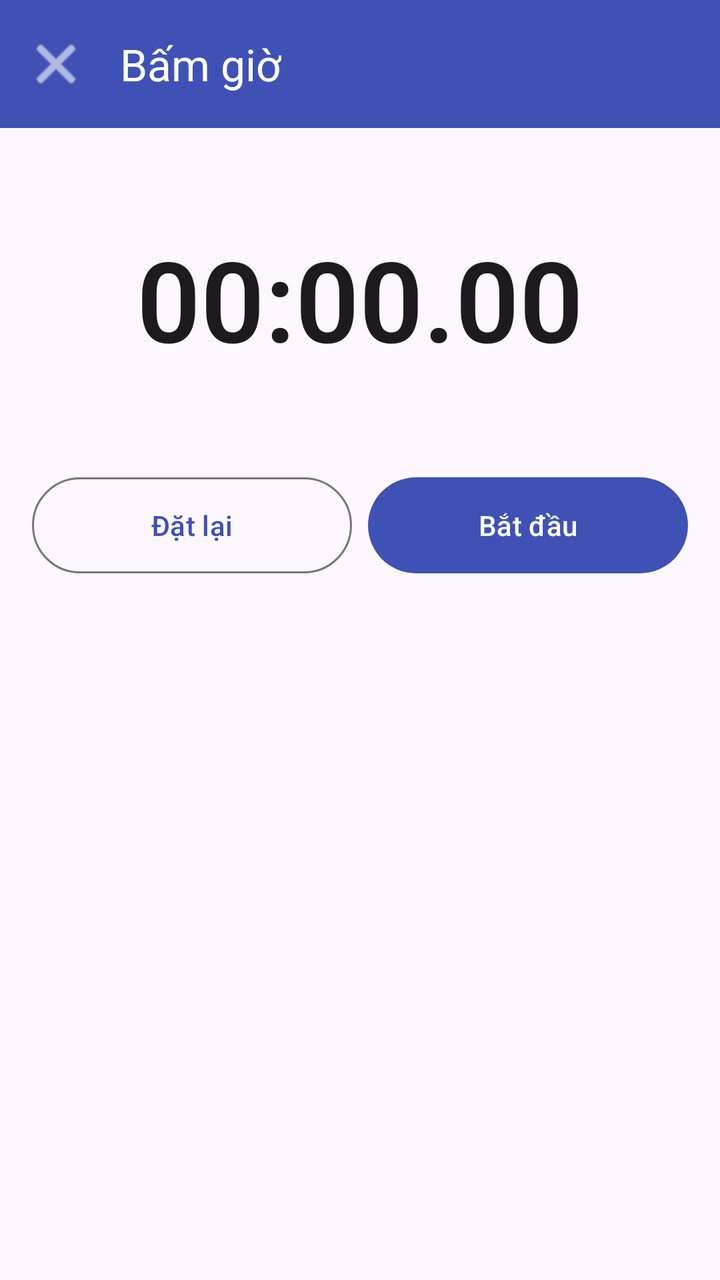
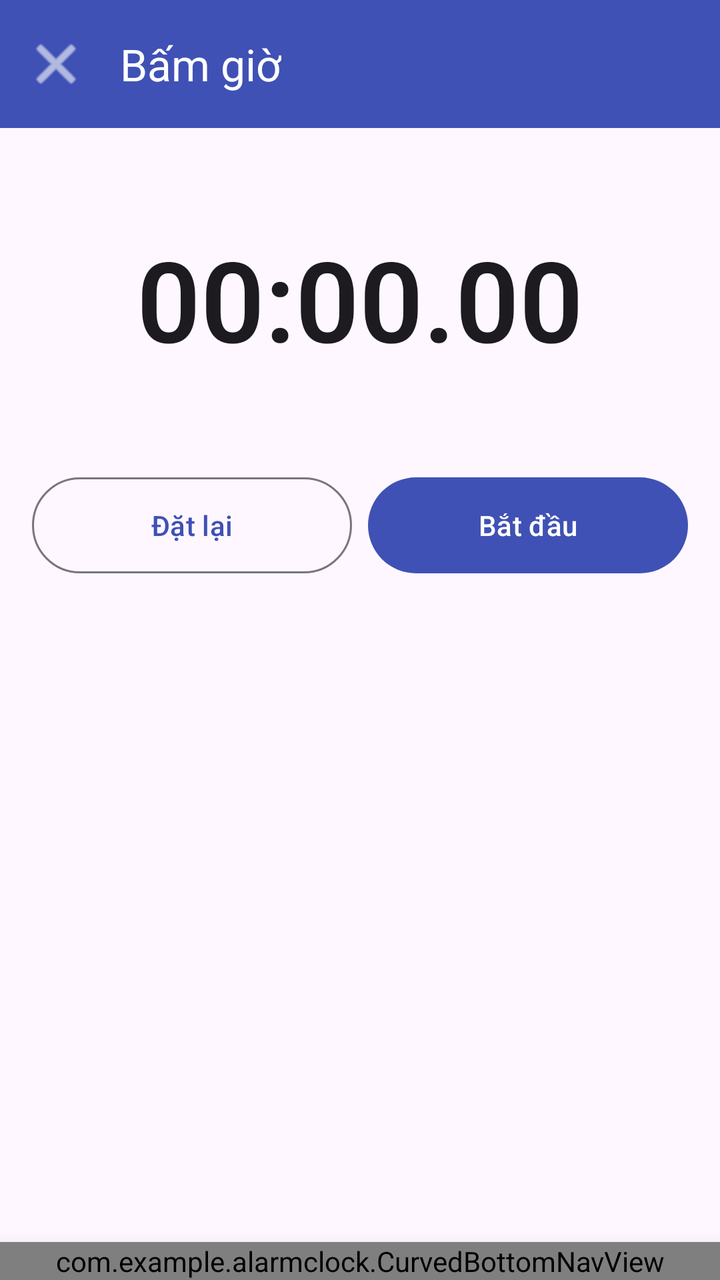

The first picture is an Android layout as it rendered before a commit; the second is the same layout after the commit. The layout source and the unified diff follow.
<!-- AndroidManifest.xml: activity theme Theme.AlarmClock -->
<!-- res/layout/activity_stopwatch.xml -->
<?xml version="1.0" encoding="utf-8"?>
<LinearLayout xmlns:android="http://schemas.android.com/apk/res/android"
    xmlns:app="http://schemas.android.com/apk/res-auto"
    android:layout_width="match_parent"
    android:layout_height="match_parent"
    android:orientation="vertical"
    android:background="?android:attr/colorBackground">

    <com.google.android.material.appbar.MaterialToolbar
        android:id="@+id/toolbar"
        android:layout_width="match_parent"
        android:layout_height="?attr/actionBarSize"
        android:background="?attr/colorPrimary"
        app:title="Bấm giờ"
        app:titleTextColor="@android:color/white"
        app:navigationIcon="@android:drawable/ic_menu_close_clear_cancel"
        app:navigationIconTint="@android:color/white" />

    <TextView
        android:id="@+id/tvTime"
        android:layout_width="match_parent"
        android:layout_height="wrap_content"
        android:text="00:00.00"
        android:textSize="56sp"
        android:textStyle="bold"
        android:gravity="center"
        android:paddingTop="48dp"
        android:paddingBottom="32dp"
        android:fontFamily="sans-serif-light"
        android:textColor="?android:attr/textColorPrimary" />

    <LinearLayout
        android:layout_width="match_parent"
        android:layout_height="wrap_content"
        android:orientation="horizontal"
        android:gravity="center"
        android:padding="16dp">

        <com.google.android.material.button.MaterialButton
            android:id="@+id/btnLapReset"
            android:layout_width="0dp"
            android:layout_height="56dp"
            android:layout_weight="1"
            android:text="Đặt lại"
            android:layout_marginEnd="8dp"
            style="@style/Widget.Material3.Button.OutlinedButton" />

        <com.google.android.material.button.MaterialButton
            android:id="@+id/btnStartPause"
            android:layout_width="0dp"
            android:layout_height="56dp"
            android:layout_weight="1"
            android:text="Bắt đầu" />
    </LinearLayout>

    <androidx.recyclerview.widget.RecyclerView
        android:id="@+id/recyclerLaps"
        android:layout_width="match_parent"
        android:layout_height="0dp"
        android:layout_weight="1"
        android:padding="12dp"
        android:clipToPadding="false" />
</LinearLayout>
<!-- resources referenced by this layout -->
<resources>
  <style name="Theme.AlarmClock" parent="Theme.Material3.DayNight.NoActionBar">
          <item name="colorPrimary">#3F51B5</item>
          <item name="colorPrimaryVariant">#303F9F</item>
          <item name="colorOnPrimary">@android:color/white</item>
          <item name="colorSecondary">#FF4081</item>
          <item name="android:windowAnimationStyle">@style/WindowFadeThrough</item>
      </style>
  <style name="WindowFadeThrough">
          <item name="android:activityOpenEnterAnimation">@anim/fade_through_enter</item>
          <item name="android:activityOpenExitAnimation">@anim/fade_through_exit</item>
          <item name="android:activityCloseEnterAnimation">@anim/fade_through_enter</item>
          <item name="android:activityCloseExitAnimation">@anim/fade_through_exit</item>
      </style>
</resources>

<!-- the commit's change to res/layout/activity_stopwatch.xml (unified diff, before → after) -->
@@ -60,4 +60,10 @@
         android:layout_weight="1"
         android:padding="12dp"
         android:clipToPadding="false" />
+    <com.example.alarmclock.CurvedBottomNavView
+        android:id="@+id/curvedNav"
+        android:layout_width="match_parent"
+        android:layout_height="wrap_content"
+        android:background="@android:color/transparent"
+        android:elevation="16dp" />
 </LinearLayout>
